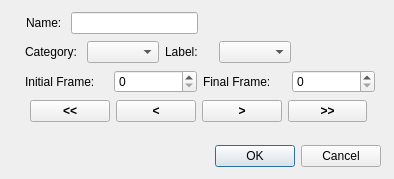
Before: the Qt Designer form modules/app/dialogframebased.ui in smartsenselab/SSAT, drawn with Qt 5.
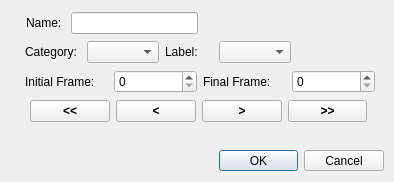
After: the same form once the commit is applied.

The edit to the form file:
```diff
--- a/modules/app/dialogframebased.ui
+++ b/modules/app/dialogframebased.ui
@@ -7,7 +7,7 @@
     <x>0</x>
     <y>0</y>
     <width>394</width>
-    <height>179</height>
+    <height>182</height>
    </rect>
   </property>
   <property name="windowTitle">
@@ -16,10 +16,10 @@
   <widget class="QDialogButtonBox" name="buttonBox">
    <property name="geometry">
     <rect>
-     <x>80</x>
-     <y>140</y>
-     <width>301</width>
-     <height>32</height>
+     <x>219</x>
+     <y>150</y>
+     <width>165</width>
+     <height>21</height>
     </rect>
    </property>
    <property name="orientation">
@@ -29,7 +29,7 @@
     <set>QDialogButtonBox::Cancel|QDialogButtonBox::Ok</set>
    </property>
   </widget>
-  <widget class="QWidget" name="">
+  <widget class="QWidget" name="layoutWidget">
    <property name="geometry">
     <rect>
      <x>25</x>
@@ -69,7 +69,7 @@
     </item>
    </layout>
   </widget>
-  <widget class="QWidget" name="">
+  <widget class="QWidget" name="layoutWidget">
    <property name="geometry">
     <rect>
      <x>30</x>
@@ -133,7 +133,7 @@
     </item>
    </layout>
   </widget>
-  <widget class="QWidget" name="">
+  <widget class="QWidget" name="layoutWidget">
    <property name="geometry">
     <rect>
      <x>25</x>
@@ -165,7 +165,7 @@
     </item>
    </layout>
   </widget>
-  <widget class="QWidget" name="">
+  <widget class="QWidget" name="layoutWidget">
    <property name="geometry">
     <rect>
      <x>26</x>
```
Left out of the diff: 19 changed lines with no effect on the pictures.
